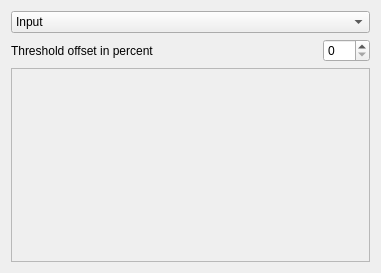
Above: src/ui/ui-files/DetectionSettings.ui from XROMMPackages/xmalab before the change. Below: the same form after it.
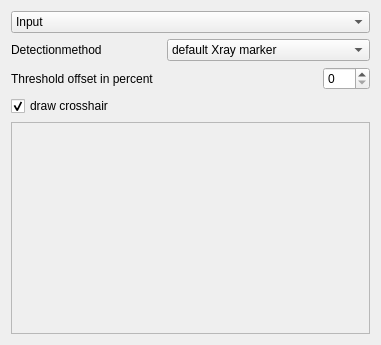
That is the form after the change.

Commit message: fixes #83 : Detection method can be changed in the detection settings dialog and a crosshair can be drawn on each image

Patch:
```diff
--- a/src/ui/ui-files/DetectionSettings.ui
+++ b/src/ui/ui-files/DetectionSettings.ui
@@ -7,17 +7,17 @@
     <x>0</x>
     <y>0</y>
     <width>381</width>
-    <height>273</height>
+    <height>345</height>
    </rect>
   </property>
   <property name="windowTitle">
    <string>Detection Settings</string>
   </property>
   <layout class="QGridLayout" name="gridLayout">
-   <item row="1" column="0" colspan="2">
-    <widget class="QLabel" name="label">
+   <item row="3" column="0">
+    <widget class="QLabel" name="label_4">
      <property name="text">
-      <string>Threshold offset in percent</string>
+      <string>Detectionmethod</string>
      </property>
     </widget>
    </item>
@@ -60,20 +60,7 @@
      </item>
     </widget>
    </item>
-   <item row="1" column="2">
-    <widget class="QSpinBox" name="spinBox_ThresholdOffset">
-     <property name="sizePolicy">
-      <sizepolicy hsizetype="Maximum" vsizetype="Fixed">
-       <horstretch>0</horstretch>
-       <verstretch>0</verstretch>
-      </sizepolicy>
-     </property>
-     <property name="maximum">
-      <number>100</number>
-     </property>
-    </widget>
-   </item>
-   <item row="2" column="0" colspan="3">
+   <item row="8" column="0" colspan="3">
     <widget class="QFrame" name="frame">
      <property name="frameShape">
       <enum>QFrame::StyledPanel</enum>
@@ -82,7 +69,7 @@
       <enum>QFrame::Raised</enum>
      </property>
      <layout class="QGridLayout" name="gridLayout_2">
-      <item row="0" column="0" alignment="Qt::AlignHCenter|Qt::AlignVCenter">
+      <item row="1" column="0" alignment="Qt::AlignHCenter|Qt::AlignVCenter">
        <widget class="QLabel" name="label_Image">
         <property name="text">
          <string/>
@@ -92,6 +79,75 @@
      </layout>
     </widget>
    </item>
+   <item row="5" column="0">
+    <widget class="QCheckBox" name="checkBoxCrosshair">
+     <property name="text">
+      <string>draw crosshair</string>
+     </property>
+     <property name="checked">
+      <bool>true</bool>
+     </property>
+    </widget>
+   </item>
+   <item row="3" column="1" colspan="2">
+    <widget class="QComboBox" name="comboBox_Method">
+     <item>
+      <property name="text">
+       <string>default Xray marker</string>
+      </property>
+     </item>
+     <item>
+      <property name="text">
+       <string>Blobdetection</string>
+      </property>
+     </item>
+     <item>
+      <property name="text">
+       <string>white marker</string>
+      </property>
+     </item>
+     <item>
+      <property name="text">
+       <string>corner detection</string>
+      </property>
+     </item>
+     <item>
+      <property name="text">
+       <string>no detection</string>
+      </property>
+     </item>
+     <item>
+      <property name="text">
+       <string>xray marker (center of mass)</string>
+      </property>
+     </item>
+     <item>
+      <property name="text">
+       <string>white Blobdetection</string>
+      </property>
+     </item>
+    </widget>
+   </item>
+   <item row="4" column="0">
+    <widget class="QLabel" name="label">
+     <property name="text">
+      <string>Threshold offset in percent</string>
+     </property>
+    </widget>
+   </item>
+   <item row="4" column="2">
+    <widget class="QSpinBox" name="spinBox_ThresholdOffset">
+     <property name="sizePolicy">
+      <sizepolicy hsizetype="Maximum" vsizetype="Fixed">
+       <horstretch>0</horstretch>
+       <verstretch>0</verstretch>
+      </sizepolicy>
+     </property>
+     <property name="maximum">
+      <number>100</number>
+     </property>
+    </widget>
+   </item>
   </layout>
  </widget>
  <resources/>
```
The commit also changes 5 other files.
